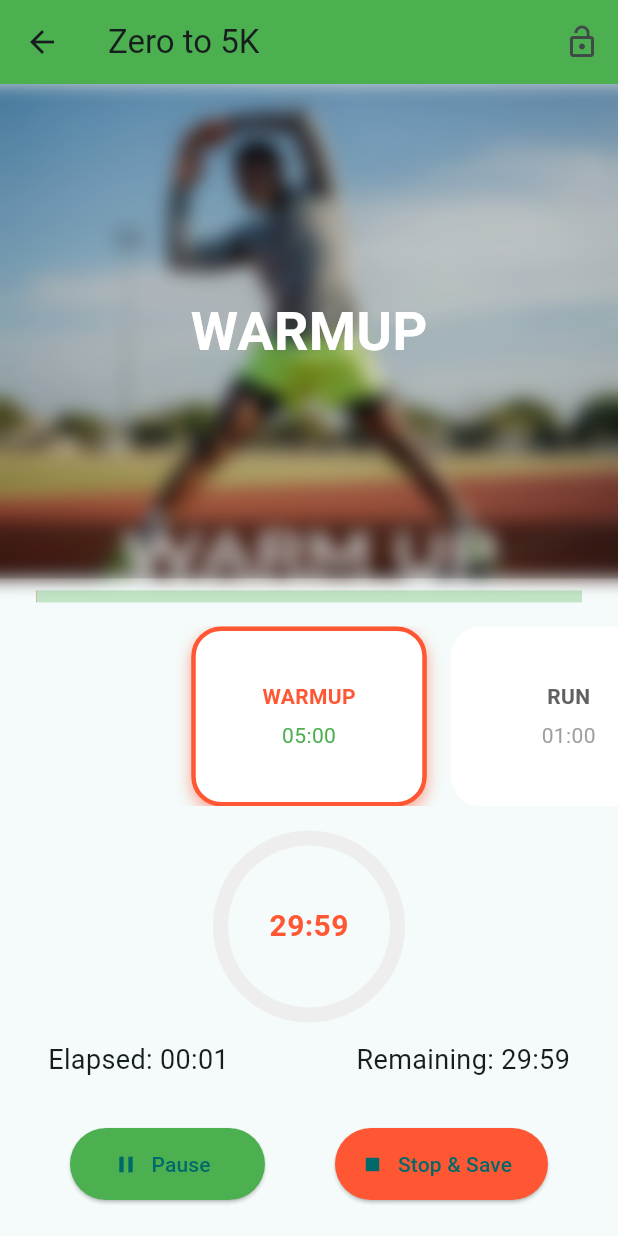
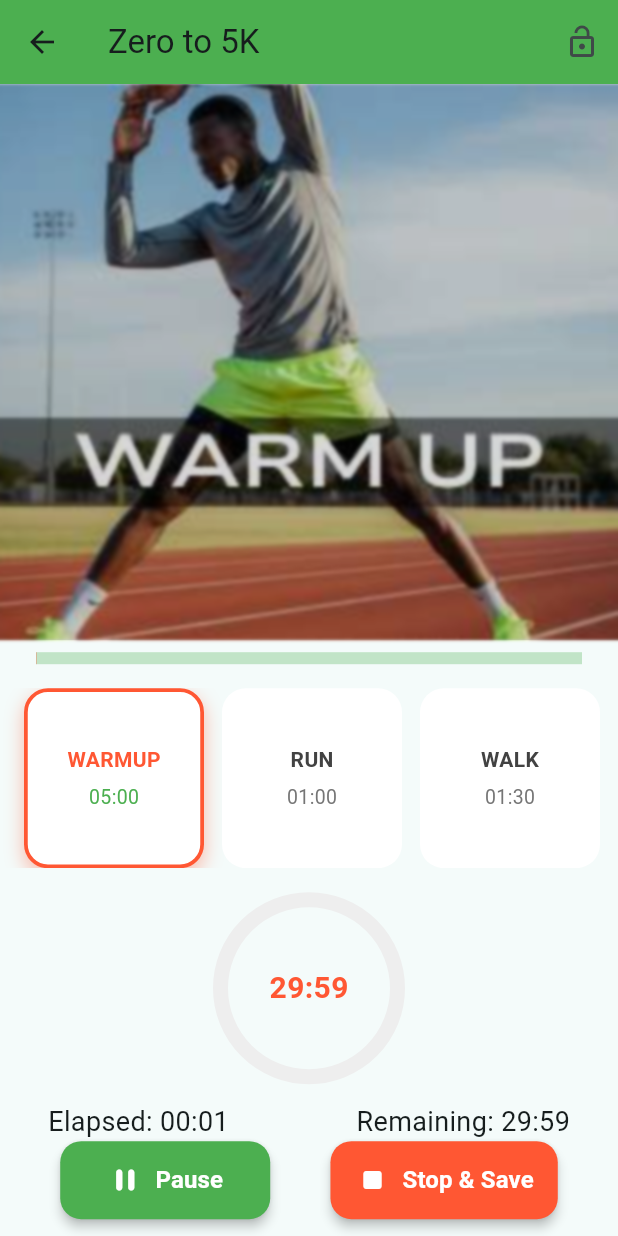
Before and after one commit to ejazhasnaat/zero_to_5k, a Flutter app: the screen it shows after launch, after a tap on "Start Workout", on a phone screen of 412 x 824 dp. Run offline on Flutter 3.47's test engine with Material 3 defaults, Android fonts, the light colour scheme and no system bars; drawn by our look-alikes of percent_indicator; our stand-ins replace audioplayers, confetti, fl_chart, flutter_tts, geolocator, google_maps_flutter and 5 more; accounts and stored records are empty.

Commit message:
Updated run sesson screen and images

```diff
--- a/lib/screens/run_session_screen.dart
+++ b/lib/screens/run_session_screen.dart
@@ -1,4 +1,6 @@
 import 'dart:async';
+import 'dart:ui' as ui;
+
 import 'package:flutter/material.dart';
 import 'package:flutter/services.dart';
 import 'package:provider/provider.dart';
@@ -6,7 +8,6 @@ import 'package:confetti/confetti.dart';
 import 'package:percent_indicator/circular_percent_indicator.dart';
 import 'package:audioplayers/audioplayers.dart';
 import 'package:vibration/vibration.dart';
-import 'dart:ui' as ui;
 
 import '../data/z25k_data.dart';
 import '../controllers/timer_controller.dart';
@@ -248,7 +249,7 @@ class _RunSessionScreenState extends State<RunSessionScreen> with TickerProvider
                     children: [
                       // Task 1.1: Stretched Image
                       SizedBox(
-                        height: MediaQuery.of(context).size.height * 0.4,
+                        height: MediaQuery.of(context).size.height * 0.45,
                         child: Stack(
                           children: [
                             Positioned.fill(
@@ -259,18 +260,8 @@ class _RunSessionScreenState extends State<RunSessionScreen> with TickerProvider
                             ),
                             Positioned.fill(
                               child: BackdropFilter(
-                                filter: ui.ImageFilter.blur(sigmaX: 6, sigmaY: 6),
+                                filter: ui.ImageFilter.blur(sigmaX: 1.0, sigmaY: 1.0),
                                 child: Container(color: Colors.black.withOpacity(0.15)),
-                              ),
-                            ),
-                            Center(
-                              child: Text(
-                                current.type.name.toUpperCase(),
-                                style: const TextStyle(
-                                  fontSize: 36,
-                                  color: Colors.white,
-                                  fontWeight: FontWeight.bold,
-                                ),
                               ),
                             ),
                           ],
@@ -287,80 +278,79 @@ class _RunSessionScreenState extends State<RunSessionScreen> with TickerProvider
                           backgroundColor: AppColors.calmGreen.withOpacity(0.3),
                         ),
                       ),
-
                       const SizedBox(height: 16),
-
-                      // Task 1.2: Perfect rounded square interval cards
                       SizedBox(
-                        height: 120,
-                        child: PageView.builder(
-                          controller: _intervalPageController,
-                          itemCount: timer.intervals.length,
+                        height: 120, // Ensures square shape with AspectRatio below
+                        child: ListView.separated(
+                          scrollDirection: Axis.horizontal,
                           physics: _isLocked
                               ? const NeverScrollableScrollPhysics()
                               : const BouncingScrollPhysics(),
-                          itemBuilder: (ctx, idx) {
+                          padding: const EdgeInsets.symmetric(horizontal: 16),
+                          itemCount: timer.intervals.length,
+                          separatorBuilder: (_, __) => const SizedBox(width: 12),
+                          itemBuilder: (context, idx) {
                             final segment = timer.intervals[idx];
                             final isCurrent = idx == timer.currentIndex;
                             final isCompleted = idx < timer.currentIndex;
 
-                            return AnimatedContainer(
-                              duration: const Duration(milliseconds: 400),
-                              margin: const EdgeInsets.symmetric(horizontal: 8),
-                              width: 100,
-                              height: 100,
+                            return AspectRatio(
+                              aspectRatio: 1, // Enforces perfect square
+                              child: AnimatedContainer(
+                                duration: const Duration(milliseconds: 300),
                                 decoration: BoxDecoration(
-                                color: isCompleted
-                                    ? Colors.grey.shade300
-                                    : Colors.white,
-                                shape: BoxShape.rectangle,
-                                borderRadius: BorderRadius.circular(20),
+                                  color: isCompleted ? Colors.grey.shade200 : Colors.white,
+                                  borderRadius: BorderRadius.circular(16),
                                   border: Border.all(
                                     color: isCurrent ? AppColors.warmOrange : Colors.transparent,
-                                  width: 3,
+                                    width: 2.5,
                                   ),
                                   boxShadow: isCurrent
                                       ? [
                                           BoxShadow(
-                                          color: AppColors.warmOrange.withOpacity(0.5),
-                                          blurRadius: 8,
-                                          offset: const Offset(0, 4),
+                                            color: AppColors.warmOrange.withOpacity(0.4),
+                                            blurRadius: 10,
+                                            offset: const Offset(0, 5),
                                           ),
                                         ]
                                       : [],
                                 ),
-                              child: Center(
+                                child: Padding(
+                                  padding: const EdgeInsets.all(10),
                                   child: Column(
                                     mainAxisAlignment: MainAxisAlignment.center,
                                     children: [
-                                    Text(
+                                      FittedBox(
+                                        fit: BoxFit.scaleDown,
+                                        child: Text(
                                           segment.type.name.toUpperCase(),
                                           style: TextStyle(
                                             fontSize: 14,
-                                        fontWeight: FontWeight.bold,
+                                            fontWeight: FontWeight.w700,
                                             color: isCurrent
                                                 ? AppColors.warmOrange
-                                            : Colors.grey.shade700,
+                                                : Colors.grey.shade800,
+                                          ),
                                         ),
                                       ),
                                       const SizedBox(height: 6),
                                       Text(
                                         _formatDuration(segment.duration),
                                         style: TextStyle(
-                                        fontSize: 14,
+                                          fontSize: 13,
                                           color: isCurrent
                                               ? AppColors.calmGreen
-                                            : Colors.grey.shade500,
+                                              : Colors.grey.shade600,
                                         ),
                                       ),
                                     ],
+                                  ),
                                 ),
                               ),
                             );
                           },
                         ),
                       ),
-
                       const SizedBox(height: 16),
 
                       // Task 1.3: Smaller rounded timer showing current interval remaining
@@ -421,6 +411,70 @@ class _RunSessionScreenState extends State<RunSessionScreen> with TickerProvider
                                       _isPaused = !_isPaused;
                                     });
                                   },
+                            icon: Icon(
+                              _isPaused ? Icons.play_arrow_rounded : Icons.pause_rounded,
+                              size: 24,
+                            ),
+                            label: Text(
+                              _isPaused ? "Resume" : "Pause",
+                              style: const TextStyle(fontSize: 16, fontWeight: FontWeight.w600),
+                            ),
+                            style: ElevatedButton.styleFrom(
+                              backgroundColor: AppColors.calmGreen,
+                              foregroundColor: Colors.white,
+                              minimumSize: const Size(140, 52),
+                              padding: const EdgeInsets.symmetric(horizontal: 16, vertical: 12),
+                              shape: RoundedRectangleBorder(
+                                borderRadius: BorderRadius.circular(14),
+                              ),
+                              elevation: 3,
+                            ),
+                          ),
+                          ElevatedButton.icon(
+                            onPressed: _isLocked
+                                ? null
+                                : () async {
+                                    await _stopAndSaveRun(context);
+                                  },
+                            icon: const Icon(Icons.stop_rounded, size: 24),
+                            label: const Text(
+                              "Stop & Save",
+                              style: TextStyle(fontSize: 16, fontWeight: FontWeight.w600),
+                            ),
+                            style: ElevatedButton.styleFrom(
+                              backgroundColor: AppColors.warmOrange,
+                              foregroundColor: Colors.white,
+                              minimumSize: const Size(140, 52),
+                              padding: const EdgeInsets.symmetric(horizontal: 16, vertical: 12),
+                              shape: RoundedRectangleBorder(
+                                borderRadius: BorderRadius.circular(14),
+                              ),
+                              elevation: 3,
+                            ),
+                          ),
+                        ],
+                      ),
+
+
+                      /*// START
+                      Row(
+                        mainAxisAlignment: MainAxisAlignment.spaceEvenly,
+                        children: [
+                          ElevatedButton.icon(
+                            onPressed: _isLocked
+                                ? null
+                                : () {
+                                    setState(() {
+                                      if (_isPaused) {
+                                        _pauseResumeController.forward(from: 0);
+                                        _timerController.resume();
+                                      } else {
+                                        _pauseResumeController.reverse(from: 1);
+                                        _timerController.pause();
+                                      }
+                                      _isPaused = !_isPaused;
+                                    });
+                                  },
                             icon: Icon(_isPaused ? Icons.play_arrow : Icons.pause),
                             label: Text(_isPaused ? "Resume" : "Pause"),
                             style: ElevatedButton.styleFrom(
@@ -443,6 +497,7 @@ class _RunSessionScreenState extends State<RunSessionScreen> with TickerProvider
                           ),
                         ],
                       ),
+                      // END*/
                       const SizedBox(height: 24),
                     ],
                   ),
```
Also changed, not shown: assets/images/cooldown.jpg, assets/images/run.jpg, assets/images/start.jpg, assets/images/walk.jpg, assets/images/warmup.jpg, assets/images/workout.jpg. Lines whose indentation alone changed are shown as unchanged.
